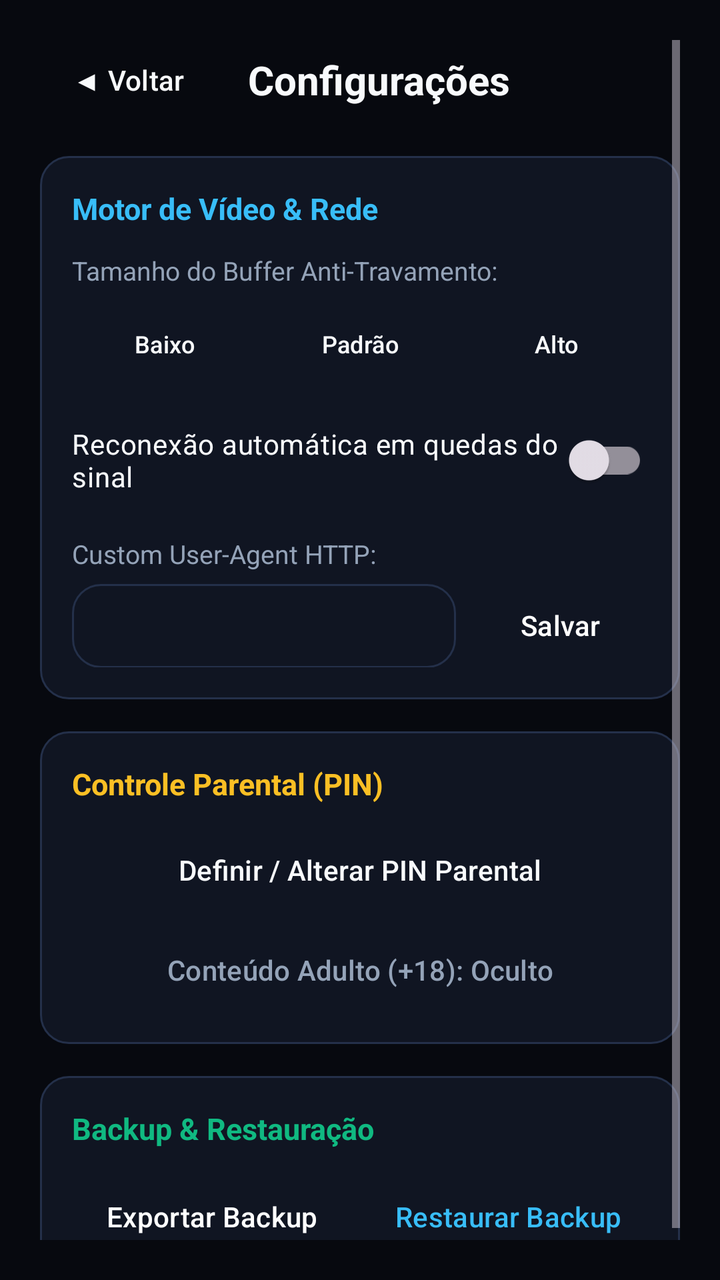
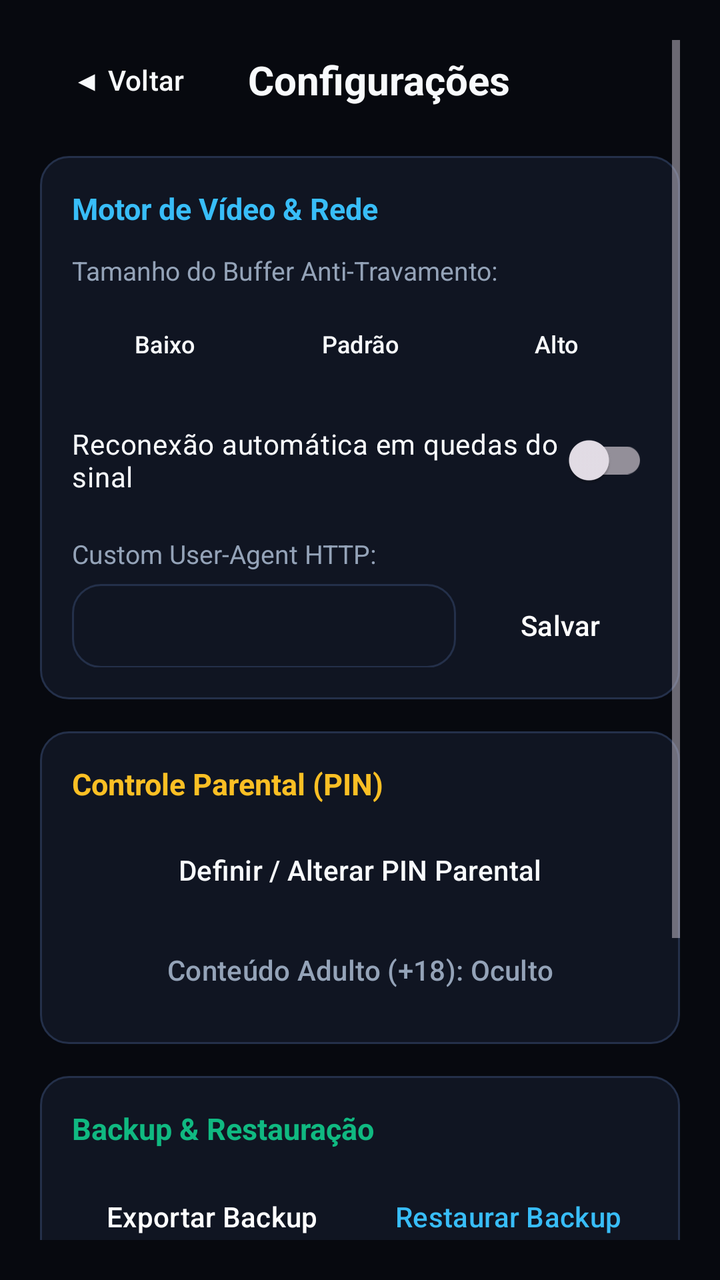

Before-and-after screenshots of an Android layout around one commit, followed by the original layout XML and the change that was made.
<!-- AndroidManifest.xml: application theme Theme.NovaTV -->
<!-- res/layout/activity_settings.xml -->
<?xml version="1.0" encoding="utf-8"?>
<ScrollView xmlns:android="http://schemas.android.com/apk/res/android"
    android:layout_width="match_parent"
    android:layout_height="match_parent"
    android:background="@color/bg_cinema"
    android:fitsSystemWindows="true"
    android:padding="20dp">

    <LinearLayout
        android:layout_width="match_parent"
        android:layout_height="wrap_content"
        android:orientation="vertical">

        
        <LinearLayout
            android:layout_width="match_parent"
            android:layout_height="wrap_content"
            android:gravity="center_vertical"
            android:orientation="horizontal"
            android:paddingBottom="18dp">

            <Button
                android:id="@+id/btn_back"
                style="@style/Widget.Material3.Button.TextButton"
                android:layout_width="wrap_content"
                android:layout_height="40dp"
                android:background="@drawable/selector_cinema_button"
                android:focusable="true"
                android:paddingHorizontal="14dp"
                android:text="◀ Voltar"
                android:textColor="@color/text_primary" />

            <TextView
                android:layout_width="wrap_content"
                android:layout_height="wrap_content"
                android:layout_marginStart="16dp"
                android:text="Configurações"
                android:textColor="@color/text_primary"
                android:textSize="20sp"
                android:textStyle="bold" />
        </LinearLayout>

        
        <LinearLayout
            android:layout_width="match_parent"
            android:layout_height="wrap_content"
            android:layout_marginBottom="16dp"
            android:background="@drawable/selector_cinema_card"
            android:orientation="vertical"
            android:padding="16dp">

            <TextView
                android:layout_width="wrap_content"
                android:layout_height="wrap_content"
                android:text="Motor de Vídeo &amp; Rede"
                android:textColor="@color/accent_cyan"
                android:textSize="15sp"
                android:textStyle="bold" />

            <TextView
                android:layout_width="wrap_content"
                android:layout_height="wrap_content"
                android:layout_marginTop="12dp"
                android:layout_marginBottom="8dp"
                android:text="Tamanho do Buffer Anti-Travamento:"
                android:textColor="@color/text_secondary"
                android:textSize="13sp" />

            <LinearLayout
                android:layout_width="match_parent"
                android:layout_height="wrap_content"
                android:orientation="horizontal">

                <Button
                    android:id="@+id/btn_buf_low"
                    style="@style/Widget.Material3.Button.TextButton"
                    android:layout_width="0dp"
                    android:layout_height="40dp"
                    android:layout_marginEnd="6dp"
                    android:layout_weight="1"
                    android:background="@drawable/selector_cinema_button"
                    android:focusable="true"
                    android:text="Baixo"
                    android:textColor="@color/text_primary"
                    android:textSize="12sp" />

                <Button
                    android:id="@+id/btn_buf_std"
                    style="@style/Widget.Material3.Button.TextButton"
                    android:layout_width="0dp"
                    android:layout_height="40dp"
                    android:layout_marginEnd="6dp"
                    android:layout_weight="1"
                    android:background="@drawable/selector_cinema_button"
                    android:focusable="true"
                    android:text="Padrão"
                    android:textColor="@color/text_primary"
                    android:textSize="12sp" />

                <Button
                    android:id="@+id/btn_buf_high"
                    style="@style/Widget.Material3.Button.TextButton"
                    android:layout_width="0dp"
                    android:layout_height="40dp"
                    android:layout_weight="1"
                    android:background="@drawable/selector_cinema_button"
                    android:focusable="true"
                    android:text="Alto"
                    android:textColor="@color/text_primary"
                    android:textSize="12sp" />
            </LinearLayout>

            <androidx.appcompat.widget.SwitchCompat
                android:id="@+id/switch_reconnect"
                android:layout_width="match_parent"
                android:layout_height="wrap_content"
                android:layout_marginTop="14dp"
                android:focusable="true"
                android:text="Reconexão automática em quedas do sinal"
                android:textColor="@color/text_primary"
                android:textSize="14sp" />

            <TextView
                android:layout_width="wrap_content"
                android:layout_height="wrap_content"
                android:layout_marginTop="14dp"
                android:layout_marginBottom="6dp"
                android:text="Custom User-Agent HTTP:"
                android:textColor="@color/text_secondary"
                android:textSize="13sp" />

            <LinearLayout
                android:layout_width="match_parent"
                android:layout_height="wrap_content"
                android:orientation="horizontal">

                <EditText
                    android:id="@+id/et_user_agent"
                    android:layout_width="0dp"
                    android:layout_height="42dp"
                    android:layout_marginEnd="8dp"
                    android:layout_weight="1"
                    android:background="@drawable/selector_cinema_card"
                    android:focusable="true"
                    android:inputType="text"
                    android:maxLines="1"
                    android:paddingHorizontal="12dp"
                    android:textColor="@color/text_primary"
                    android:textSize="13sp" />

                <Button
                    android:id="@+id/btn_save_ua"
                    style="@style/Widget.Material3.Button.TextButton"
                    android:layout_width="wrap_content"
                    android:layout_height="42dp"
                    android:background="@drawable/selector_cinema_button"
                    android:focusable="true"
                    android:paddingHorizontal="14dp"
                    android:text="Salvar"
                    android:textColor="#FFFFFF" />
            </LinearLayout>
        </LinearLayout>

        
        <LinearLayout
            android:layout_width="match_parent"
            android:layout_height="wrap_content"
            android:layout_marginBottom="16dp"
            android:background="@drawable/selector_cinema_card"
            android:orientation="vertical"
            android:padding="16dp">

            <TextView
                android:layout_width="wrap_content"
                android:layout_height="wrap_content"
                android:text="Controle Parental (PIN)"
                android:textColor="@color/accent_gold"
                android:textSize="15sp"
                android:textStyle="bold" />

            <Button
                android:id="@+id/btn_set_pin"
                style="@style/Widget.Material3.Button.TextButton"
                android:layout_width="match_parent"
                android:layout_height="42dp"
                android:layout_marginTop="12dp"
                android:background="@drawable/selector_cinema_button"
                android:focusable="true"
                android:text="Definir / Alterar PIN Parental"
                android:textColor="@color/text_primary" />

            <Button
                android:id="@+id/btn_toggle_adult"
                style="@style/Widget.Material3.Button.TextButton"
                android:layout_width="match_parent"
                android:layout_height="42dp"
                android:layout_marginTop="8dp"
                android:background="@drawable/selector_cinema_button"
                android:focusable="true"
                android:text="Conteúdo Adulto (+18): Oculto"
                android:textColor="@color/text_secondary" />
        </LinearLayout>

        
        <LinearLayout
            android:layout_width="match_parent"
            android:layout_height="wrap_content"
            android:background="@drawable/selector_cinema_card"
            android:orientation="vertical"
            android:padding="16dp">

            <TextView
                android:layout_width="wrap_content"
                android:layout_height="wrap_content"
                android:text="Backup &amp; Restauração"
                android:textColor="@color/accent_emerald"
                android:textSize="15sp"
                android:textStyle="bold" />

            <LinearLayout
                android:layout_width="match_parent"
                android:layout_height="wrap_content"
                android:layout_marginTop="12dp"
                android:orientation="horizontal">

                <Button
                    android:id="@+id/btn_export_backup"
                    style="@style/Widget.Material3.Button.TextButton"
                    android:layout_width="0dp"
                    android:layout_height="44dp"
                    android:layout_marginEnd="8dp"
                    android:layout_weight="1"
                    android:background="@drawable/selector_cinema_button"
                    android:focusable="true"
                    android:text="Exportar Backup"
                    android:textColor="#FFFFFF" />

                <Button
                    android:id="@+id/btn_import_backup"
                    style="@style/Widget.Material3.Button.TextButton"
                    android:layout_width="0dp"
                    android:layout_height="44dp"
                    android:layout_weight="1"
                    android:background="@drawable/selector_cinema_button"
                    android:focusable="true"
                    android:text="Restaurar Backup"
                    android:textColor="@color/accent_cyan" />
            </LinearLayout>
        </LinearLayout>

    </LinearLayout>
</ScrollView>
<!-- resources referenced by this layout -->
<resources>
  <color name="accent_cyan">#38BDF8</color>
  <color name="accent_emerald">#10B981</color>
  <color name="accent_gold">#FBBF24</color>
  <color name="bg_cinema">#07090F</color>
  <color name="text_primary">#F8FAFC</color>
  <color name="text_secondary">#94A3B8</color>
  <!-- drawable selector_cinema_button (drawable) -->
  <?xml version="1.0" encoding="utf-8"?>
  <selector xmlns:android="http://schemas.android.com/apk/res/android">
      <item android:state_focused="true">
          <shape android:shape="rectangle">
              <solid android:color="#2563EB" />
              <stroke android:width="2dp" android:color="#38BDF8" />
              <corners android:radius="12dp" />
          </shape>
      </item>
      <item android:state_selected="true">
          <shape android:shape="rectangle">
              <solid android:color="#1D4ED8" />
              <corners android:radius="12dp" />
          </shape>
      </item>
      <item android:state_pressed="true">
          <shape android:shape="rectangle">
              <solid android:color="#1E40AF" />
              <corners android:radius="12dp" />
          </shape>
      </item>
      <item>
          <shape android:shape="rectangle">
              <solid android:color="#182033" />
              <stroke android:width="1dp" android:color="#24304A" />
              <corners android:radius="12dp" />
          </shape>
      </item>
  </selector>
  <!-- drawable selector_cinema_card (drawable) -->
  <?xml version="1.0" encoding="utf-8"?>
  <selector xmlns:android="http://schemas.android.com/apk/res/android">
      <item android:state_focused="true">
          <shape android:shape="rectangle">
              <solid android:color="#1E293B" />
              <stroke android:width="3dp" android:color="#38BDF8" />
              <corners android:radius="14dp" />
          </shape>
      </item>
      <item android:state_pressed="true">
          <shape android:shape="rectangle">
              <solid android:color="#23304A" />
              <stroke android:width="2dp" android:color="#3B82F6" />
              <corners android:radius="14dp" />
          </shape>
      </item>
      <item>
          <shape android:shape="rectangle">
              <solid android:color="#101522" />
              <stroke android:width="1dp" android:color="#24304A" />
              <corners android:radius="14dp" />
          </shape>
      </item>
  </selector>
  <style name="Theme.NovaTV" parent="Theme.Material3.Dark.NoActionBar">
          <item name="colorPrimary">@color/accent_primary</item>
          <item name="colorSecondary">@color/accent_cyan</item>
          <item name="android:windowBackground">@color/bg_cinema</item>
          <item name="android:statusBarColor">@color/bg_cinema</item>
          <item name="android:navigationBarColor">@color/bg_cinema</item>
      </style>
  <color name="accent_primary">#3B82F6</color>
</resources>

<!-- the commit's change to res/layout/activity_settings.xml (unified diff, before → after) -->
@@ -205,6 +205,7 @@
         <LinearLayout
             android:layout_width="match_parent"
             android:layout_height="wrap_content"
+            android:layout_marginBottom="16dp"
             android:background="@drawable/selector_cinema_card"
             android:orientation="vertical"
             android:padding="16dp">
@@ -248,5 +249,75 @@
             </LinearLayout>
         </LinearLayout>
 
+        
+        <LinearLayout
+            android:layout_width="match_parent"
+            android:layout_height="wrap_content"
+            android:background="@drawable/selector_cinema_card"
+            android:orientation="vertical"
+            android:padding="16dp">
+
+            <TextView
+                android:layout_width="wrap_content"
+                android:layout_height="wrap_content"
+                android:text="📊 Painel de Controle &amp; Telemetria"
+                android:textColor="@color/accent_cyan"
+                android:textSize="15sp"
+                android:textStyle="bold" />
+
+            <TextView
+                android:layout_width="wrap_content"
+                android:layout_height="wrap_content"
+                android:layout_marginTop="6dp"
+                android:layout_marginBottom="8dp"
+                android:text="URL do Firebase Realtime Database (para monitorar aparelhos online):"
+                android:textColor="@color/text_secondary"
+                android:textSize="12sp" />
+
+            <LinearLayout
+                android:layout_width="match_parent"
+                android:layout_height="wrap_content"
+                android:orientation="horizontal">
+
+                <EditText
+                    android:id="@+id/et_firebase_url"
+                    android:layout_width="0dp"
+                    android:layout_height="42dp"
+                    android:layout_marginEnd="8dp"
+                    android:layout_weight="1"
+                    android:background="@drawable/selector_cinema_card"
+                    android:focusable="true"
+                    android:hint="https://seu-app-default-rtdb.firebaseio.com"
+                    android:inputType="textUri"
+                    android:maxLines="1"
+                    android:paddingHorizontal="12dp"
+                    android:textColor="@color/text_primary"
+                    android:textColorHint="@color/text_muted"
+                    android:textSize="12sp" />
+
+                <Button
+                    android:id="@+id/btn_save_firebase"
+                    style="@style/Widget.Material3.Button.TextButton"
+                    android:layout_width="wrap_content"
+                    android:layout_height="42dp"
+                    android:background="@drawable/selector_cinema_button"
+                    android:focusable="true"
+                    android:paddingHorizontal="14dp"
+                    android:text="Salvar"
+                    android:textColor="#FFFFFF" />
+            </LinearLayout>
+
+            <Button
+                android:id="@+id/btn_open_control_panel"
+                style="@style/Widget.Material3.Button.TextButton"
+                android:layout_width="match_parent"
+                android:layout_height="44dp"
+                android:layout_marginTop="10dp"
+                android:background="@drawable/selector_cinema_button"
+                android:focusable="true"
+                android:text="📊 Abrir Painel de Aparelhos Ativos"
+                android:textColor="@color/accent_emerald" />
+        </LinearLayout>
+
     </LinearLayout>
 </ScrollView>
<!-- resource entries referenced after the edit -->
@@ -4,6 +4,7 @@
   <color name="accent_emerald">#10B981</color>
   <color name="accent_gold">#FBBF24</color>
   <color name="bg_cinema">#07090F</color>
+  <color name="text_muted">#64748B</color>
   <color name="text_primary">#F8FAFC</color>
   <color name="text_secondary">#94A3B8</color>
   <!-- drawable selector_cinema_button (drawable) -->
